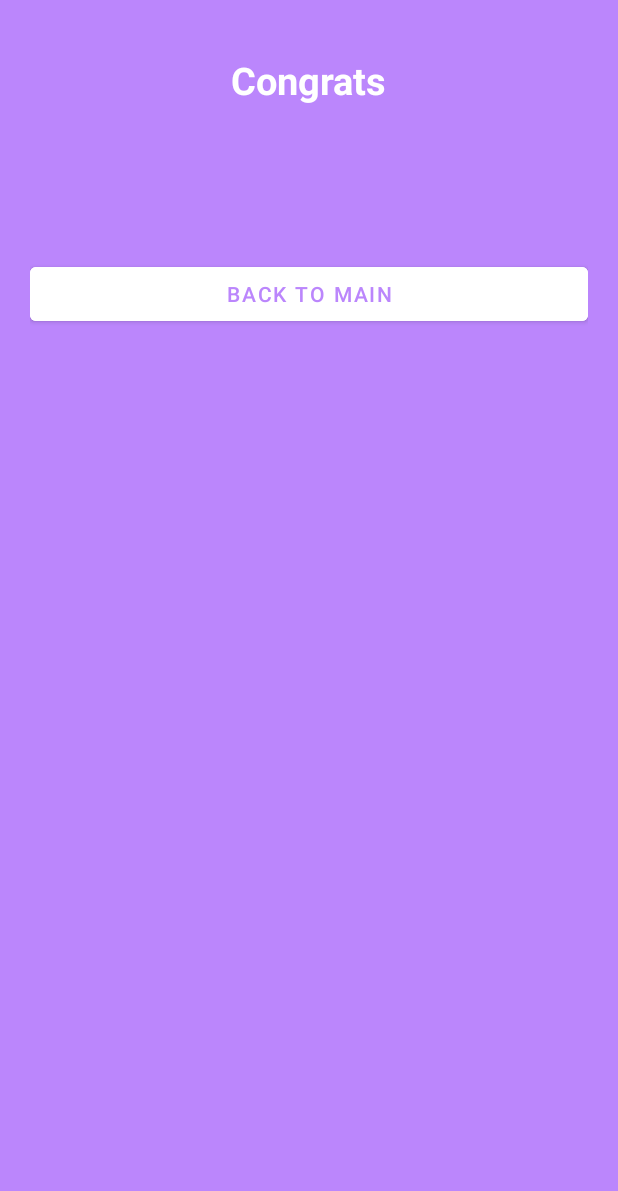
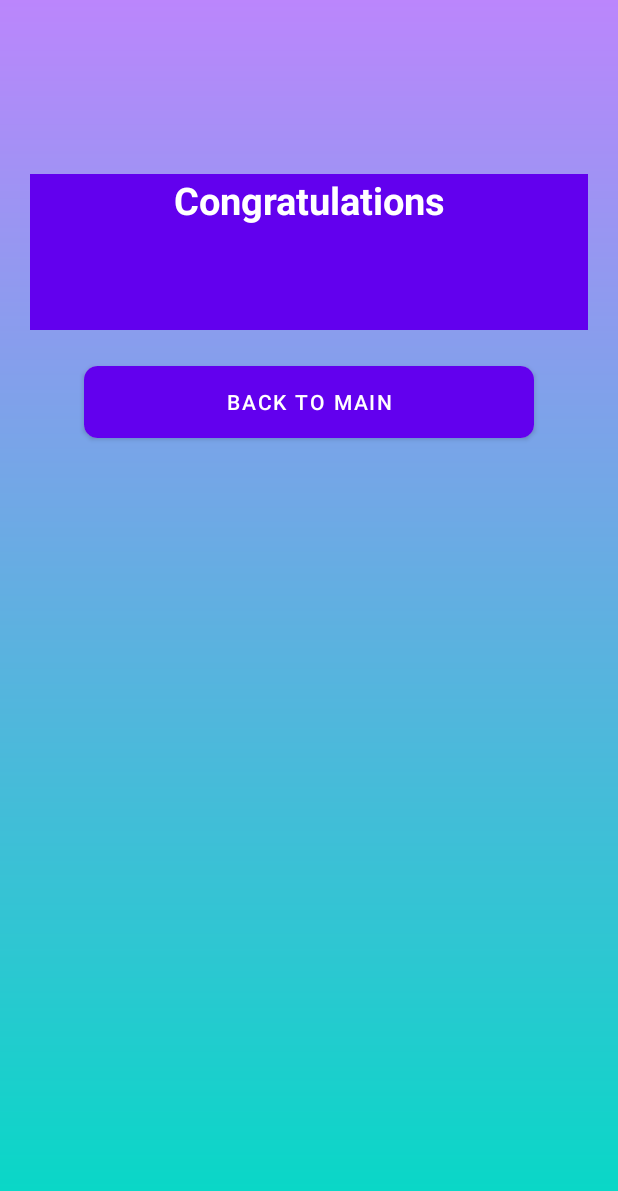
Before and after one commit to Pr1eMan/QuizGame, an Android app: the layout activity_result.xml on its own in the app's theme, with its tools: preview values and no code run, on a phone screen of 412 x 824 dp. Shown: the top 1191 px of the screen. Run offline under Robolectric (Android 15) with nearby library versions, the phone set to English and light mode, and no system bars.

Commit message:
more changes to frontend - nav bar, result page

```diff
--- a/app/src/main/res/layout/activity_result.xml
+++ b/app/src/main/res/layout/activity_result.xml
@@ -5,41 +5,59 @@
     android:layout_width="match_parent"
     android:layout_height="match_parent"
     tools:context=".ResultActivity"
-    android:background="@color/purple_200"
+    android:background="@drawable/bg_background"
     android:orientation="vertical"
     android:gravity="center_horizontal"
     android:padding="20dp"
     >
+
     <TextView
-        android:layout_width="wrap_content"
+        android:layout_width="match_parent"
         android:layout_height="wrap_content"
         android:id="@+id/congrats"
-        android:layout_marginTop="16dp"
-        android:text="Congrats"
+        android:layout_gravity="center"
+        android:layout_marginTop="96dp"
+        android:gravity="center"
+        android:background="@color/purple_500"
+        android:text="Congratulations"
         android:textColor="@color/white"
         android:textSize="25sp"
         android:textStyle="bold"/>
     <TextView
-        android:layout_width="wrap_content"
+        android:layout_width="match_parent"
         android:layout_height="wrap_content"
         android:id="@+id/score"
-        android:layout_marginTop="16dp"
+        android:gravity="center"
+
+        android:background="@color/purple_500"
         android:textColor="@color/white"
         android:textSize="25sp"
         android:textStyle="bold"/>
     <TextView
-        android:layout_width="wrap_content"
+        android:layout_width="match_parent"
         android:layout_height="wrap_content"
         android:id="@+id/username"
-        android:layout_marginTop="16dp"
+        android:gravity="center"
+        android:background="@color/purple_500"
+
         android:textColor="@color/white"
         android:textSize="25sp"
         android:textStyle="bold"/>
+    <androidx.cardview.widget.CardView
+        android:layout_width="match_parent"
+        android:layout_height="wrap_content"
+        app:cardCornerRadius="9dp"
+        android:background="@drawable/bg_button"
+       android:layout_marginTop="24dp"
+        android:layout_marginLeft="36dp"
+        android:layout_marginRight="36dp">
+
     <Button
         android:id="@+id/btnDone"
         android:layout_width="match_parent"
         android:layout_height="wrap_content"
-        android:backgroundTint="@color/white"
-        android:textColor="@color/purple_200"
+        android:background="@drawable/bg_button"
+        android:textColor="@color/white"
         android:text="Back to main"/>
+    </androidx.cardview.widget.CardView>
 </LinearLayout>
```
Also changed, not shown: app/src/main/res/layout/content_quiz_main_activty.xml (+23 -19 lines), app/src/main/res/layout/nav_header_quiz_main_activty.xml (+9 -7 lines).
